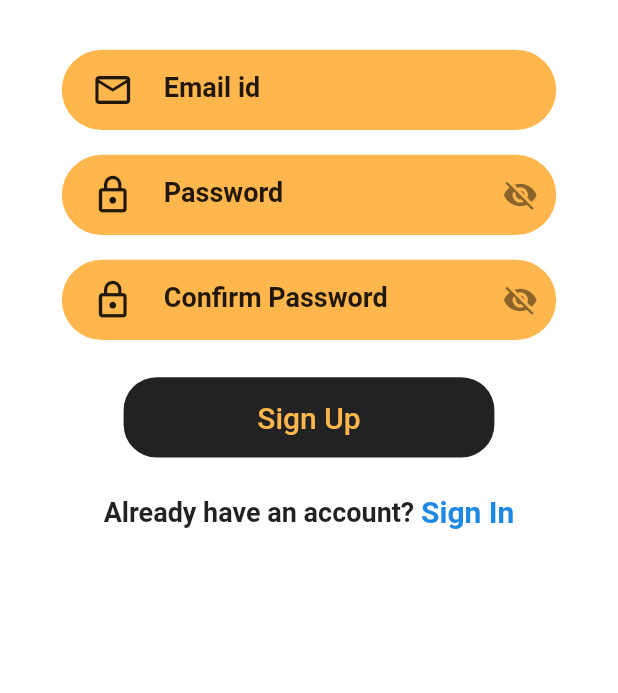
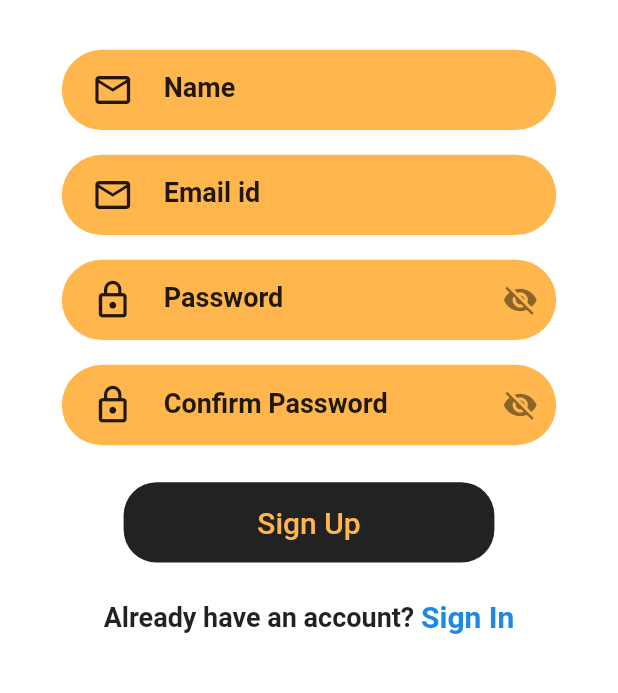
Before and after one commit to vedantsaraf2002/Fitegrate-test, a Flutter app: the SignUp screen opened by its route, on a phone screen of 412 x 824 dp, the part 326-1019 px from its top. Run offline on Flutter 3.47's test engine with Material 2 defaults, Android fonts, the phone set to English and light mode, and no system bars; our stand-ins replace circular_countdown_timer, cloud_firestore, firebase_auth, firebase_core, flutter_signin_button, fluttertoast and 2 more; accounts and stored records are empty.

Commit message:
comment code remove

```diff
--- a/lib/screens/healthassessment.dart
+++ b/lib/screens/healthassessment.dart
@@ -365,7 +365,7 @@ class _HealthAssessmentState extends State<HealthAssessment> {
             ),
           ),
 
-          // paaaaaaaaaaaaaaaaaaartttttttttt 2222222222222222222222222222222222222222
+
 
           Padding(
               padding: const EdgeInsets.fromLTRB(20, 15, 15, 10),
@@ -374,8 +374,7 @@ class _HealthAssessmentState extends State<HealthAssessment> {
                   color: Colors.grey[400],
                   borderRadius: BorderRadius.circular(20),
                 ),
-                // height: size.height * 0.15,
-                // width: size.width * 0.95,
+
                 child: Padding(
                   padding: EdgeInsets.fromLTRB(20, 15, 15, 0),
                   child: Column(
--- a/lib/screens/home.dart
+++ b/lib/screens/home.dart
@@ -2,9 +2,7 @@ import 'package:firebase_auth/firebase_auth.dart';
 import 'package:fitegrate_project/screens/Getting_started.dart';
 import 'package:fitegrate_project/screens/bottom_navigation.dart';
 import 'package:fitegrate_project/screens/sign_in.dart';
-//import 'package:fitegrate_project/screens/dashboard.dart';
-//import 'package:fitegrate_project/screens/profile.dart';
-//import 'package:fitegrate_project/screens/sign_in.dart';
+
 import 'package:flutter/material.dart';
 
 class HomePage extends StatelessWidget {
--- a/lib/screens/profile.dart
+++ b/lib/screens/profile.dart
@@ -29,6 +29,7 @@ class _ProfileState extends State<Profile> {
               final provider =
                   Provider.of<GoogleSignInProvider>(context, listen: false);
               provider.logout();
+Navigator.pushNamed(context, 'SignIn');
             },
           )
         ],
--- a/lib/screens/sign_up.dart
+++ b/lib/screens/sign_up.dart
@@ -96,6 +96,47 @@ bool _issecure2=true;
                 ),
                 child: Center(
                   child: TextField(
+                    controller: _nameController,
+                    decoration: InputDecoration(
+                      border: InputBorder.none,
+                      //contentPadding: EdgeInsets.fromLTRB(20, 0, 0, 0),
+                      prefixIcon: Padding(
+                        padding: const EdgeInsets.symmetric(horizontal: 20),
+                        child: Icon(
+                          Icons.email_outlined,
+                          size: 28,
+                          color: Colors.black87,
+                        ),
+                      ),
+                      hintText: 'Name',
+                      hintStyle: TextStyle(
+                          color: Colors.black87,
+                          fontSize: 18,
+                          fontWeight: FontWeight.bold),
+                    ),
+                    style: TextStyle(
+                        color: Colors.black87,
+                        fontSize: 18,
+                        fontWeight: FontWeight.bold),
+                    keyboardType: TextInputType.name,
+                    textInputAction: TextInputAction.next,
+                  ),
+                ),
+              ),
+
+
+              SizedBox(
+                height: size.height * 0.02,
+              ),
+              Container(
+                height: size.height * 0.065,
+                width: size.width * 0.8,
+                decoration: BoxDecoration(
+                  color: Colors.orange[300],
+                  borderRadius: BorderRadius.circular(30),
+                ),
+                child: Center(
+                  child: TextField(
                     controller: _emailController,
                     decoration: InputDecoration(
                       border: InputBorder.none,
@@ -126,69 +167,7 @@ bool _issecure2=true;
                 ),
               ),
 
-              // SizedBox(
-              //   height: size.height * 0.02,
-              // ),
 
-              // Container(
-              //   height: size.height * 0.065,
-              //   width: size.width * 0.6,
-              //   decoration: BoxDecoration(
-              //     borderRadius: BorderRadius.circular(22),
-              //     color: Colors.black87,
-              //   ),
-              //   child: TextButton(
-              //     onPressed: ()  {
-              //       Navigator.pushNamed(context, 'OtpVerification');
-              //     },
-              //     child: Text(
-              //       'Send OTP',
-              //       style: TextStyle(color: Colors.orange[300], fontSize: 20),
-              //       //style: kBodyText.copyWith(fontWeight: FontWeight.bold)),
-              //     ),
-              //   ),
-              // ),
-
-              // SizedBox(
-              //   height: size.height * 0.02,
-              // ),
-              // Container(
-              //   height: size.height * 0.065,
-              //   width: size.width * 0.8,
-              //   decoration: BoxDecoration(
-              //     color: Colors.orange[300],
-              //     borderRadius: BorderRadius.circular(30),
-              //   ),
-              //   child: Center(
-              //     child: TextField(
-              //       controller: _confpasswordController,
-              //       decoration: InputDecoration(
-              //         border: InputBorder.none,
-              //         //contentPadding: EdgeInsets.fromLTRB(20, 0, 0, 0),
-              //         prefixIcon: Padding(
-              //           padding: const EdgeInsets.symmetric(horizontal: 20),
-              //           child: Icon(
-              //             Icons.password_outlined,
-              //             size: 28,
-              //             color: Colors.black87,
-              //           ),
-              //         ),
-              //         hintText: 'Enter OTP',
-              //         hintStyle: TextStyle(
-              //             color: Colors.black87,
-              //             fontSize: 18,
-              //             fontWeight: FontWeight.bold),
-              //       ),
-              //       style: TextStyle(
-              //           color: Colors.black87,
-              //           fontSize: 18,
-              //           fontWeight: FontWeight.bold),
-              //       keyboardType: TextInputType.number,
-              //       obscureText: true,
-              //       textInputAction: TextInputAction.next,
-              //     ),
-              //   ),
-              // ),
 
               SizedBox(
                 height: size.height * 0.02,
```
Also changed, not shown: lib/screens/Getting_started.dart (+1 -19 lines), lib/screens/dashboard.dart (+7 -11 lines), lib/screens/sign_in.dart (+1 -43 lines).
